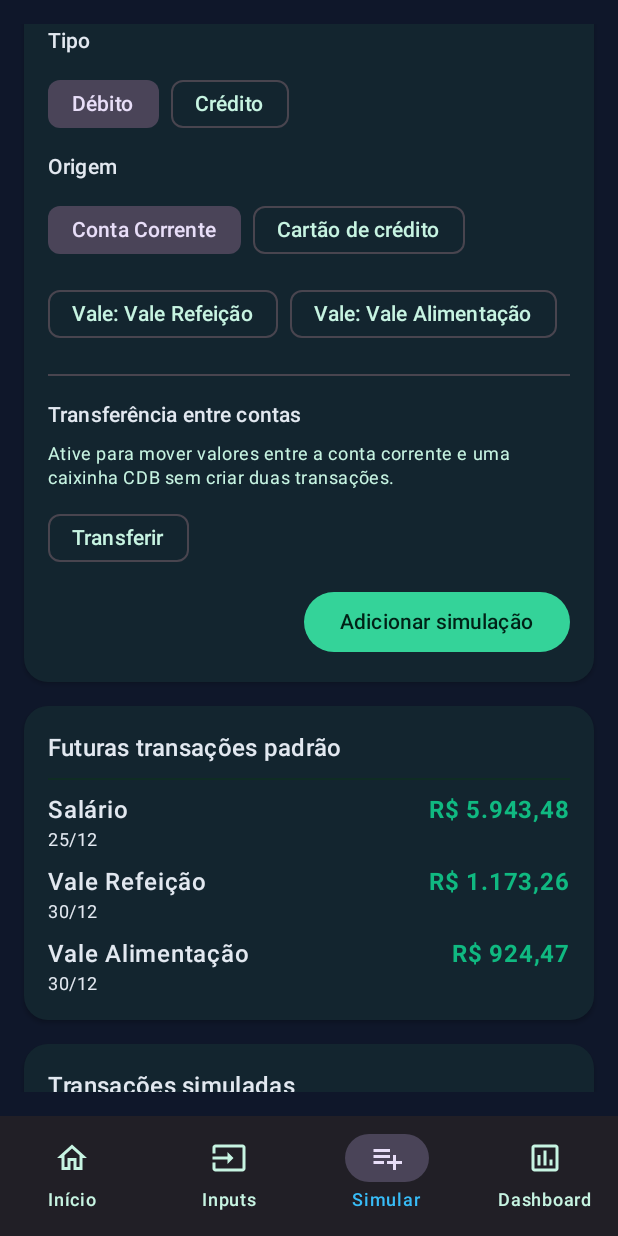
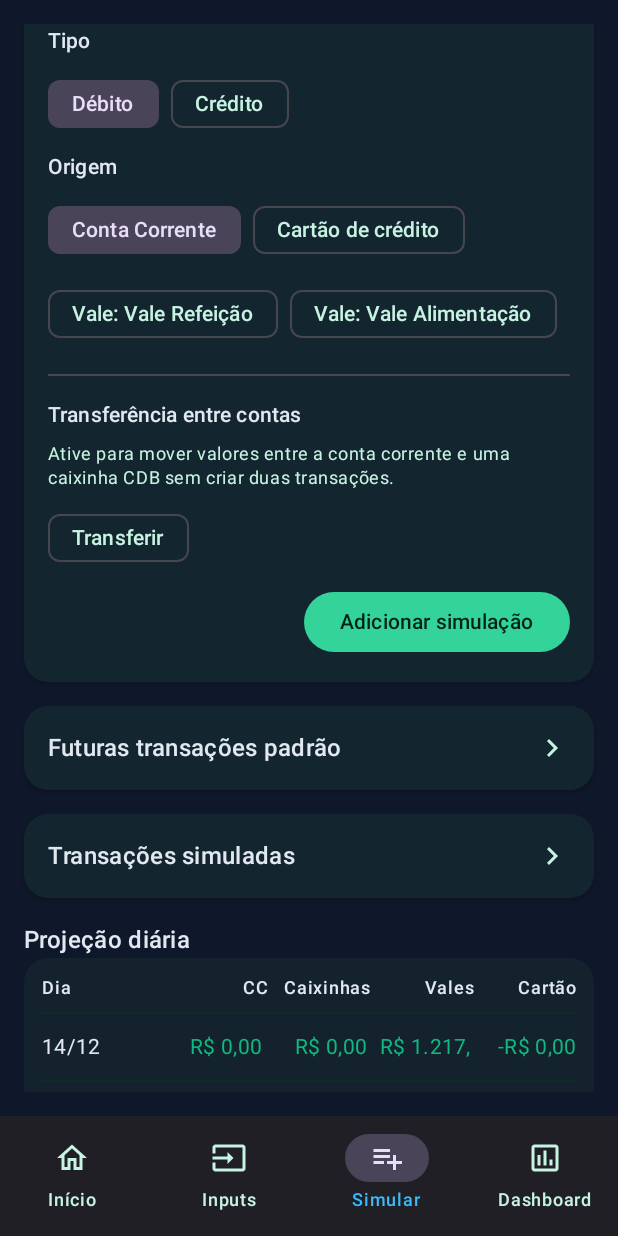
Before and after one commit to GloedenJoao/Android_AppV4, an Android app built with Jetpack Compose: the SimulationScreen screen opened through its navigation route, item 3 of the bottom bar chosen, scrolled down 498 dp, on a phone screen of 412 x 824 dp. Run offline under Robolectric (Android 15) with nearby library versions, the phone set to English and light mode, and no system bars.

Commit message:
Refine simulation cards and projection layout

```diff
--- a/app/src/main/java/com/financeplanner/app/ui/Screens.kt
+++ b/app/src/main/java/com/financeplanner/app/ui/Screens.kt
@@ -2,6 +2,7 @@ package com.financeplanner.app.ui
 
 import androidx.compose.foundation.Canvas
 import androidx.compose.foundation.background
+import androidx.compose.foundation.clickable
 import androidx.compose.foundation.layout.Box
 import androidx.compose.foundation.layout.Arrangement
 import androidx.compose.foundation.layout.Column
@@ -20,6 +21,7 @@ import androidx.compose.foundation.shape.RoundedCornerShape
 import androidx.compose.material.icons.Icons
 import androidx.compose.material.icons.outlined.Assessment
 import androidx.compose.material.icons.outlined.Delete
+import androidx.compose.material.icons.outlined.ExpandMore
 import androidx.compose.material.icons.outlined.Home
 import androidx.compose.material.icons.outlined.Input
 import androidx.compose.material.icons.outlined.PlaylistAdd
@@ -64,10 +66,12 @@ import androidx.compose.ui.graphics.Color
 import androidx.compose.ui.graphics.vector.ImageVector
 import androidx.compose.foundation.text.KeyboardOptions
 import androidx.compose.ui.platform.LocalFocusManager
+import androidx.compose.ui.draw.rotate
 import androidx.compose.ui.text.input.ImeAction
 import androidx.compose.ui.text.input.KeyboardType
 import androidx.compose.ui.text.font.FontWeight
 import androidx.compose.ui.text.style.TextAlign
+import androidx.compose.ui.text.style.TextOverflow
 import androidx.compose.ui.unit.dp
 import com.financeplanner.app.data.FinanceViewModel
 import com.financeplanner.app.model.AccountSource
@@ -771,14 +775,24 @@ fun SimulationScreen(viewModel: FinanceViewModel) {
             }
         }
         item {
-            SummaryCard(title = "Futuras transações padrão", modifier = Modifier.fillMaxWidth()) {
+            SummaryCard(
+                title = "Futuras transações padrão",
+                modifier = Modifier.fillMaxWidth(),
+                collapsible = true,
+                initiallyExpanded = false
+            ) {
                 standardTransactions.forEach { event ->
                     TransactionRow(title = event.name, subtitle = event.date.format(dateFormatter), amount = event.amount, positive = event.type == TransactionType.CREDIT)
                 }
             }
         }
         item {
-            SummaryCard(title = "Transações simuladas", modifier = Modifier.fillMaxWidth()) {
+            SummaryCard(
+                title = "Transações simuladas",
+                modifier = Modifier.fillMaxWidth(),
+                collapsible = true,
+                initiallyExpanded = false
+            ) {
                 if (simulated.isEmpty()) {
                     Text("Nenhuma simulação adicionada")
                 }
@@ -887,8 +901,15 @@ private fun SummaryCard(
     value: Double? = null,
     highlightNegative: Boolean = false,
     modifier: Modifier = Modifier,
+    collapsible: Boolean = false,
+    initiallyExpanded: Boolean = true,
     content: @Composable (() -> Unit)? = null
 ) {
+    val hasContent = content != null
+    val canToggle = collapsible && hasContent
+    val startExpanded = if (canToggle) initiallyExpanded else true
+    var expanded by remember { mutableStateOf(startExpanded) }
+
     Card(
         modifier = modifier,
         shape = RoundedCornerShape(16.dp),
@@ -896,12 +917,35 @@ private fun SummaryCard(
         elevation = CardDefaults.cardElevation(defaultElevation = 2.dp)
     ) {
         Column(modifier = Modifier.padding(16.dp), verticalArrangement = Arrangement.spacedBy(8.dp)) {
-            Text(title, style = MaterialTheme.typography.titleMedium)
-            value?.let {
-                val color = if (it < 0 || highlightNegative) MaterialTheme.colorScheme.error else MaterialTheme.colorScheme.primary
-                Text(currencyFormat.format(it), color = color, fontWeight = FontWeight.Bold, style = MaterialTheme.typography.headlineSmall)
+            Row(
+                modifier = Modifier
+                    .fillMaxWidth()
+                    .let { if (canToggle) it.clickable { expanded = !expanded } else it },
+                verticalAlignment = Alignment.CenterVertically
+            ) {
+                Column(modifier = Modifier.weight(1f)) {
+                    Text(title, style = MaterialTheme.typography.titleMedium)
+                    value?.let {
+                        val color = if (it < 0 || highlightNegative) MaterialTheme.colorScheme.error else MaterialTheme.colorScheme.primary
+                        Text(
+                            currencyFormat.format(it),
+                            color = color,
+                            fontWeight = FontWeight.Bold,
+                            style = MaterialTheme.typography.headlineSmall
+                        )
+                    }
+                }
+                if (canToggle) {
+                    val rotation = if (expanded) 0f else -90f
+                    Icon(
+                        imageVector = Icons.Outlined.ExpandMore,
+                        contentDescription = if (expanded) "Recolher" else "Expandir",
+                        modifier = Modifier.rotate(rotation),
+                        tint = MaterialTheme.colorScheme.onSurfaceVariant
+                    )
+                }
             }
-            if (content != null) {
+            if (hasContent && expanded) {
                 Divider(color = MaterialTheme.colorScheme.surfaceVariant)
                 content()
             }
@@ -928,7 +972,8 @@ private fun TransactionRow(title: String, subtitle: String, amount: Double, posi
 private fun DailyBalanceTable(history: List<BalanceSnapshot>) {
     val dateWeight = 1.2f
     val valueWeight = 1f
-    val headerStyle = MaterialTheme.typography.labelMedium.copy(fontWeight = FontWeight.SemiBold)
+    val headerStyle = MaterialTheme.typography.labelMedium.copy(fontWeight = FontWeight.SemiBold, fontFeatureSettings = "tnum")
+    val numericStyle = MaterialTheme.typography.bodyMedium.copy(fontFeatureSettings = "tnum", textAlign = TextAlign.End)
 
     Card(
         colors = CardDefaults.cardColors(containerColor = MaterialTheme.colorScheme.surfaceColorAtElevation(1.dp)),
@@ -939,11 +984,11 @@ private fun DailyBalanceTable(history: List<BalanceSnapshot>) {
                 modifier = Modifier.fillMaxWidth(),
                 verticalAlignment = Alignment.CenterVertically
             ) {
-                Text("Dia", modifier = Modifier.weight(dateWeight), style = headerStyle)
-                Text("CC", textAlign = TextAlign.End, modifier = Modifier.weight(valueWeight), style = headerStyle)
-                Text("Caixinhas", textAlign = TextAlign.End, modifier = Modifier.weight(valueWeight), style = headerStyle)
-                Text("Vales", textAlign = TextAlign.End, modifier = Modifier.weight(valueWeight), style = headerStyle)
-                Text("Cartão", textAlign = TextAlign.End, modifier = Modifier.weight(valueWeight), style = headerStyle)
+                Text("Dia", modifier = Modifier.weight(dateWeight), style = headerStyle, maxLines = 1, softWrap = false)
+                Text("CC", modifier = Modifier.weight(valueWeight), style = headerStyle, textAlign = TextAlign.End, maxLines = 1, softWrap = false)
+                Text("Caixinhas", modifier = Modifier.weight(valueWeight), style = headerStyle, textAlign = TextAlign.End, maxLines = 1, softWrap = false)
+                Text("Vales", modifier = Modifier.weight(valueWeight), style = headerStyle, textAlign = TextAlign.End, maxLines = 1, softWrap = false)
+                Text("Cartão", modifier = Modifier.weight(valueWeight), style = headerStyle, textAlign = TextAlign.End, maxLines = 1, softWrap = false)
             }
             Divider(color = MaterialTheme.colorScheme.surfaceVariant)
             history.forEachIndexed { index, snapshot ->
@@ -961,12 +1006,46 @@ private fun DailyBalanceTable(history: List<BalanceSnapshot>) {
                     Text(
                         snapshot.date.format(dateFormatter),
                         modifier = Modifier.weight(dateWeight),
-                        style = MaterialTheme.typography.bodyMedium
+                        style = MaterialTheme.typography.bodyMedium.copy(fontFeatureSettings = "tnum"),
+                        maxLines = 1,
+                        softWrap = false
                     )
-                    Text(currencyFormat.format(snapshot.checking), modifier = Modifier.weight(valueWeight), color = checkingColor, textAlign = TextAlign.End)
-                    Text(currencyFormat.format(snapshot.caixinhaTotal), modifier = Modifier.weight(valueWeight), color = caixinhaColor, textAlign = TextAlign.End)
-                    Text(currencyFormat.format(snapshot.valeTotal), modifier = Modifier.weight(valueWeight), color = valeColor, textAlign = TextAlign.End)
-                    Text(currencyFormat.format(-snapshot.cardDebt), modifier = Modifier.weight(valueWeight), color = cardColor, textAlign = TextAlign.End)
+                    Text(
+                        currencyFormat.format(snapshot.checking),
+                        modifier = Modifier.weight(valueWeight),
+                        color = checkingColor,
+                        style = numericStyle,
+                        maxLines = 1,
+                        overflow = TextOverflow.Clip,
+                        softWrap = false
+                    )
+                    Text(
+                        currencyFormat.format(snapshot.caixinhaTotal),
+                        modifier = Modifier.weight(valueWeight),
+                        color = caixinhaColor,
+                        style = numericStyle,
+                        maxLines = 1,
+                        overflow = TextOverflow.Clip,
+                        softWrap = false
+                    )
+                    Text(
+                        currencyFormat.format(snapshot.valeTotal),
+                        modifier = Modifier.weight(valueWeight),
+                        color = valeColor,
+                        style = numericStyle,
+                        maxLines = 1,
+                        overflow = TextOverflow.Clip,
+                        softWrap = false
+                    )
+                    Text(
+                        currencyFormat.format(-snapshot.cardDebt),
+                        modifier = Modifier.weight(valueWeight),
+                        color = cardColor,
+                        style = numericStyle,
+                        maxLines = 1,
+                        overflow = TextOverflow.Clip,
+                        softWrap = false
+                    )
                 }
                 if (index < history.lastIndex) {
                     Divider(color = MaterialTheme.colorScheme.surfaceVariant)
```
